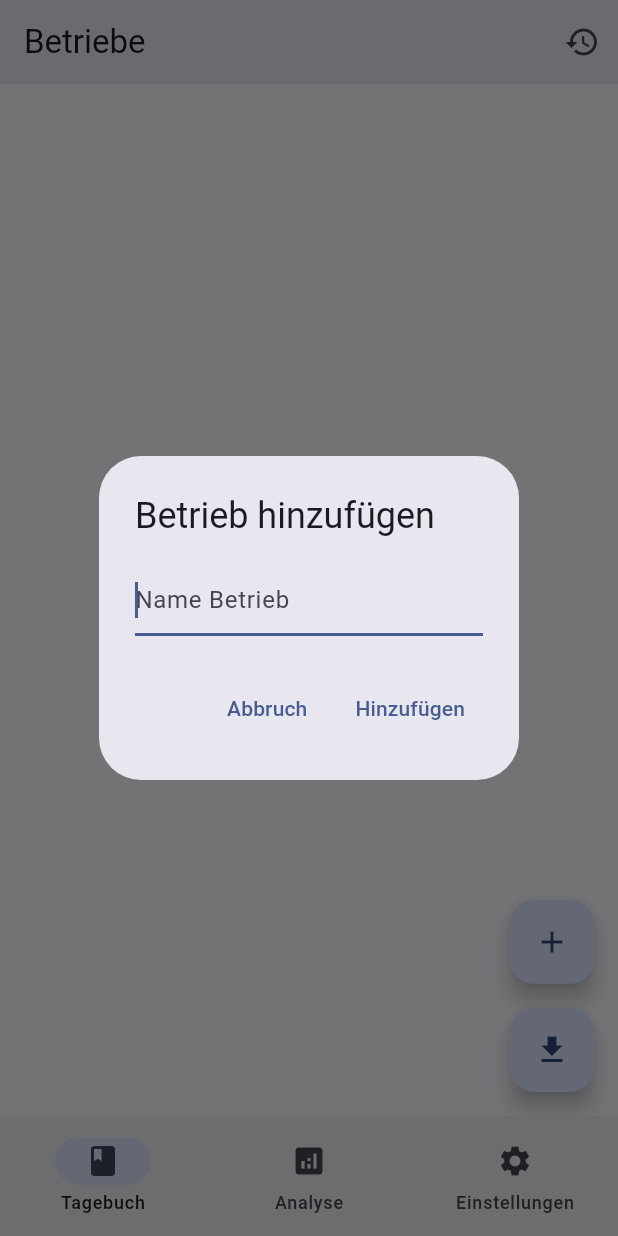
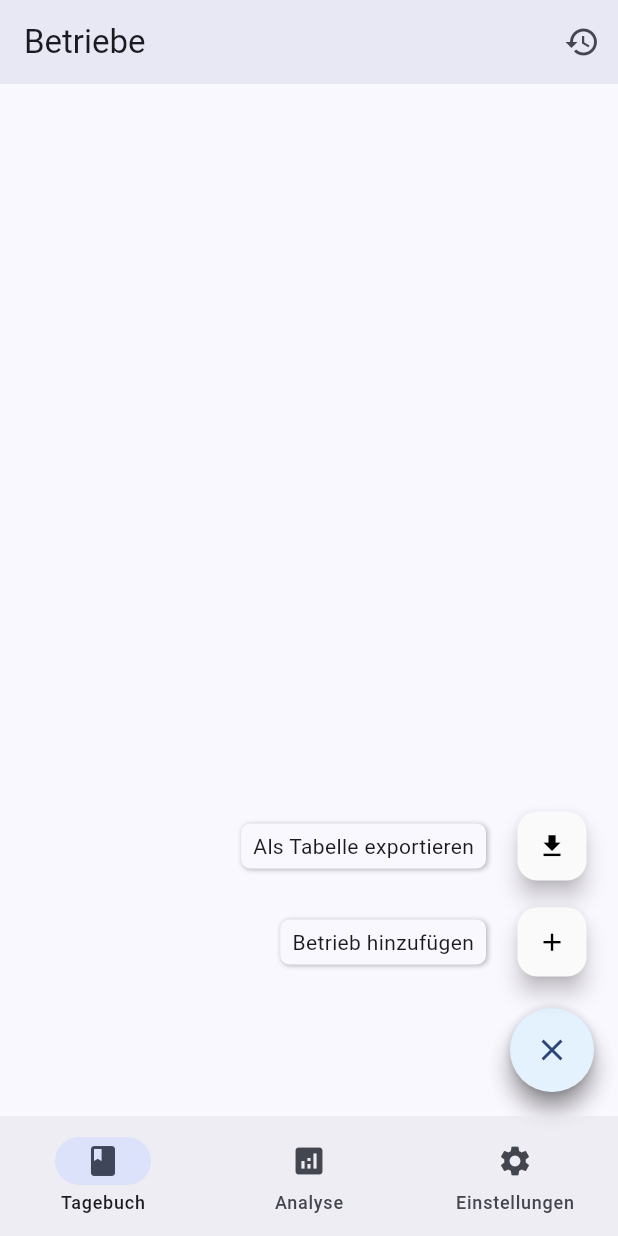
Before and after one commit to PhilippIcking/tier_monitor, a Flutter app: the screen it shows after launch, after a tap on the "add" icon, on a phone screen of 412 x 824 dp. Run offline on Flutter 3.47's test engine with Material 3 defaults, Android fonts, the light colour scheme and no system bars; drawn by our look-alikes of flutter_speed_dial; our stand-ins replace fl_chart, share_plus, shared_preferences, sqflite; missing offline and left inert: excel; accounts and stored records are empty.

Commit message:
visual update

```diff
--- a/lib/pages/homepage.dart
+++ b/lib/pages/homepage.dart
@@ -1,10 +1,11 @@
 import 'package:flutter/material.dart';
 import 'package:path_provider/path_provider.dart';
 import 'package:shared_preferences/shared_preferences.dart';
-import 'package:sqflite/sqflite.dart'; // Android, IOS, MACOS
+import 'package:sqflite/sqflite.dart'; // Android, iOS, macOS
 import 'package:path/path.dart';
 import 'package:excel/excel.dart';
 import 'package:share_plus/share_plus.dart';
+import 'package:flutter_speed_dial/flutter_speed_dial.dart';
 import 'dart:io';
 import 'package:tier_monitor/pages/history.dart';
 import 'package:tier_monitor/pages/second_layer.dart';
@@ -30,7 +31,7 @@ class _WidgetListState extends State<WidgetList> {
     var databasesPath = await getDatabasesPath();
     String path = join(databasesPath, 'my_database.db');
 
-    Database _ = await openDatabase(
+    await openDatabase(
       path,
       version: 1,
       onCreate: (Database db, int version) async {
@@ -93,7 +94,7 @@ class _WidgetListState extends State<WidgetList> {
       builder: (BuildContext context) {
         return AlertDialog(
           title: const Text('Löschen bestätigen'),
-          content: Text('Bist du dir sicher, dass du $name löschen möchtest?'),
+          content: Text('Bist du dir sicher, dass du "$name" löschen möchtest?'),
           actions: <Widget>[
             TextButton(
               onPressed: () {
@@ -152,7 +153,7 @@ class _WidgetListState extends State<WidgetList> {
         TextCellValue('Drittmedikation Kommentar'),
         TextCellValue('Drittmedikation Datum ISO'),
         TextCellValue('Kommentar Verendung'),
-        TextCellValue('Datum Verendung ISO')
+        TextCellValue('Datum Verendung ISO'),
       ]);
 
       for (var record in tierdokuRecords) {
@@ -239,16 +240,48 @@ class _WidgetListState extends State<WidgetList> {
     }
   }
 
+  Future<void> _showAddBetriebDialog(BuildContext context) async {
+    final name = await showDialog<String>(
+      context: context,
+      builder: (BuildContext dialogContext) {
+        final nameController = TextEditingController();
+        return AlertDialog(
+          title: const Text('Betrieb hinzufügen'),
+          content: TextField(
+            controller: nameController,
+            decoration: const InputDecoration(hintText: 'Name Betrieb'),
+            autofocus: true,
+          ),
+          actions: [
+            TextButton(
+              child: const Text('Abbruch'),
+              onPressed: () {
+                Navigator.pop(dialogContext, null);
+              },
+            ),
+            TextButton(
+              child: const Text('Hinzufügen'),
+              onPressed: () {
+                final value = nameController.value.text;
+                Navigator.pop(dialogContext, value);
+              },
+            ),
+          ],
+        );
+      },
+    );
+
+    if (name != null && name.trim().isNotEmpty) {
+      _addNewWidget(name.trim());
+    }
+  }
 
   @override
   Widget build(BuildContext context) {
     return Scaffold(
       appBar: AppBar(
         title: const Text('Betriebe'),
-
-        elevation: 5.0, // Erhöhte Elevation für mehr Schatten
-
-        // Entfernt wurde der Button links, der zu den Einstellungen führte.
+        elevation: 5.0,
         actions: [
           IconButton(
             icon: const Icon(Icons.history),
@@ -262,7 +295,7 @@ class _WidgetListState extends State<WidgetList> {
         ],
       ),
       body: ListView.builder(
-        padding: const EdgeInsets.only(top: 5.0), // Top-Padding hinzugefügt
+        padding: const EdgeInsets.only(top: 5.0),
         itemCount: _widgetNames.length,
         itemBuilder: (BuildContext context, int index) {
           final String name = _widgetNames[index];
@@ -283,53 +316,25 @@ class _WidgetListState extends State<WidgetList> {
           );
         },
       ),
-      floatingActionButton: Column(
-        mainAxisSize: MainAxisSize.min,
+      floatingActionButton: SpeedDial(
+        icon: Icons.add,
+        activeIcon: Icons.close,
+        backgroundColor: Theme.of(context).secondaryHeaderColor,
+        overlayOpacity: 0.0,
+        spacing: 8,
+        spaceBetweenChildren: 8,
         children: [
-          FloatingActionButton(
-            heroTag: 'addWidget',
-            onPressed: () async {
-              final name = await showDialog<String>(
-                context: context,
-                builder: (BuildContext context) {
-                  final nameController = TextEditingController();
-                  return AlertDialog(
-                    title: const Text('Betrieb hinzufügen'),
-                    content: TextField(
-                      controller: nameController,
-                      decoration:
-                      const InputDecoration(hintText: 'Name Betrieb'),
-                      autofocus: true,
-                    ),
-                    actions: [
-                      TextButton(
-                        child: const Text('Abbruch'),
-                        onPressed: () {
-                          Navigator.pop(context, null);
-                        },
-                      ),
-                      TextButton(
-                        child: const Text('Hinzufügen'),
-                        onPressed: () {
-                          final value = nameController.value.text;
-                          Navigator.pop(context, value);
-                        },
-                      ),
-                    ],
-                  );
-                },
-              );
-              if (name != null) {
-                _addNewWidget(name);
-              }
-            },
+          SpeedDialChild(
             child: const Icon(Icons.add),
+            label: 'Betrieb hinzufügen',
+            labelBackgroundColor: Theme.of(context).cardColor,
+            onTap: () => _showAddBetriebDialog(context),
           ),
-          const SizedBox(height: 16.0),
-          FloatingActionButton(
-            heroTag: 'exportData',
-            onPressed: () => _exportData(context),
+          SpeedDialChild(
             child: const Icon(Icons.download),
+            label: 'Als Tabelle exportieren',
+            labelBackgroundColor: Theme.of(context).cardColor,
+            onTap: () => _exportData(context),
           ),
         ],
       ),
--- a/pubspec.yaml
+++ b/pubspec.yaml
@@ -42,6 +42,8 @@ dependencies:
   share_plus: ^7.2.2
   rename: ^3.0.2
   fl_chart: ^0.70.2
+  flutter_speed_dial: ^7.0.0
+
 
 dev_dependencies:
   flutter_test:
```
Also changed, not shown: pubspec.lock.
